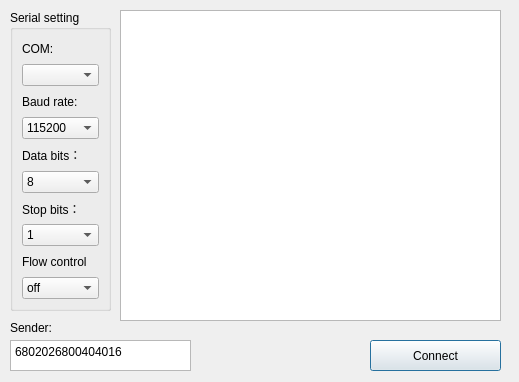
Before: the Qt Designer form comsetdialog.ui in LoserFight/PX_qt, drawn with Qt 5.
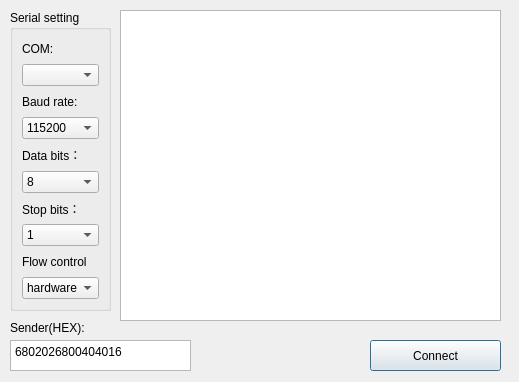
After: the same form once the commit is applied.

Patch:
```diff
--- a/comsetdialog.ui
+++ b/comsetdialog.ui
@@ -148,11 +148,6 @@
     </item>
     <item>
      <widget class="QComboBox" name="comboBox_10">
-      <item>
-       <property name="text">
-        <string>off</string>
-       </property>
-      </item>
       <item>
        <property name="text">
         <string>hardware</string>
@@ -199,12 +194,12 @@
     <rect>
      <x>10</x>
      <y>320</y>
-     <width>53</width>
+     <width>81</width>
      <height>16</height>
     </rect>
    </property>
    <property name="text">
-    <string>Sender:</string>
+    <string>Sender(HEX):</string>
    </property>
   </widget>
   <widget class="QPushButton" name="connectBtn">
```
Left out of the diff: 5 changed lines with no effect on the pictures.
